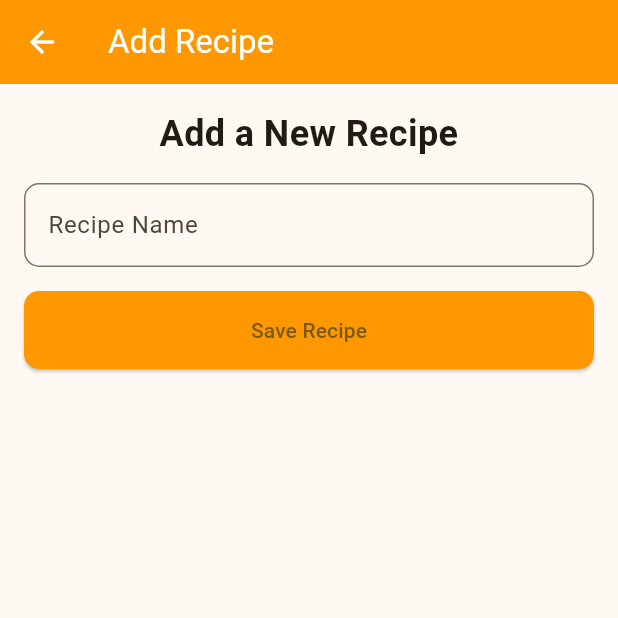
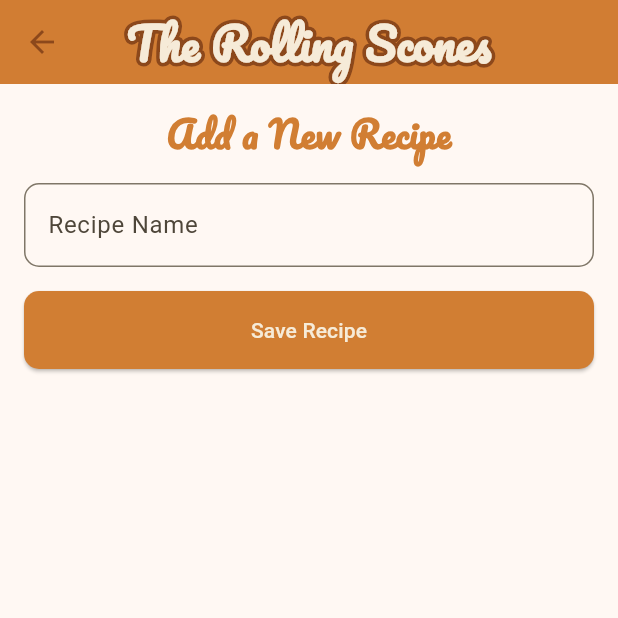
Before and after one commit to Software-Engineering-WebDev-MobileDev/MobileDev, a Flutter app: the AddRecipePage screen opened directly, on a phone screen of 412 x 824 dp, the top half of it. Run offline on Flutter 3.47's test engine with Material 3 defaults, Android fonts, the light colour scheme and no system bars; our stand-ins replace shared_preferences; accounts and stored records are empty.

Commit message:
finshed colors for recipe pages

```diff
--- a/src/bakery_manager_mobile/lib/pages/recipe_page.dart
+++ b/src/bakery_manager_mobile/lib/pages/recipe_page.dart
@@ -219,11 +219,36 @@ class AddRecipePage extends StatelessWidget {
   Widget build(BuildContext context) {
     return Scaffold(
       appBar: AppBar(
-        title: const Text('Add Recipe',
-            style: TextStyle(color: Colors.white)),
-        backgroundColor: Colors.orange,
+        centerTitle: true,
+        title: Stack(
+          children: <Widget>[
+            // Stroked text as border.
+            Text(
+              'The Rolling Scones',
+              style: TextStyle(
+                fontFamily: 'Pacifico',
+                fontSize: 30,
+                foreground: Paint()
+                  ..style = PaintingStyle.stroke
+                  ..strokeWidth = 6
+                  ..color = const Color.fromARGB(255, 140,72,27),
+              ),
+            ),
+            // Solid text as fill.
+            const Text(
+              'The Rolling Scones',
+              style: TextStyle(
+                fontFamily: 'Pacifico',
+                fontSize: 30,
+                fontWeight: FontWeight.bold,
+                color: Color.fromARGB(255, 246,235,216),
+              ),
+            ),
+          ],
+        ),
+        backgroundColor: const Color.fromARGB(255, 209, 125, 51),
         leading: IconButton(
-          icon: const Icon(Icons.arrow_back, color: Colors.white),
+          icon: const Icon(Icons.arrow_back, color: Color.fromARGB(255, 140,72,27)),
           onPressed: () {
             Navigator.pop(context);
           },
@@ -236,7 +261,12 @@ class AddRecipePage extends StatelessWidget {
           children: [
             const Text(
               'Add a New Recipe',
-              style: TextStyle(fontSize: 24, fontWeight: FontWeight.bold),
+              style: TextStyle(
+                color: Color.fromARGB(255, 209,126,51),
+                fontFamily: 'Pacifico',
+                fontSize: 24,
+                fontWeight: FontWeight.bold,
+              ),
               textAlign: TextAlign.center,
             ),
             const SizedBox(height: 16),
@@ -251,7 +281,7 @@ class AddRecipePage extends StatelessWidget {
             const SizedBox(height: 16),
             ElevatedButton(
               style: ElevatedButton.styleFrom(
-                backgroundColor: Colors.orange,
+                backgroundColor: const Color.fromARGB(255, 209,126,51),
                 padding: const EdgeInsets.symmetric(vertical: 16),
                 shape: RoundedRectangleBorder(
                   borderRadius: BorderRadius.circular(10),
@@ -260,7 +290,12 @@ class AddRecipePage extends StatelessWidget {
               onPressed: () {
                 //Save recipe
               },
-              child: const Text('Save Recipe'),
+              child: const Text(
+                'Save Recipe',
+                style: TextStyle(
+                  color: Color.fromARGB(255, 246,235,216)
+                ),
+              ),
             ),
           ],
         ),
```
